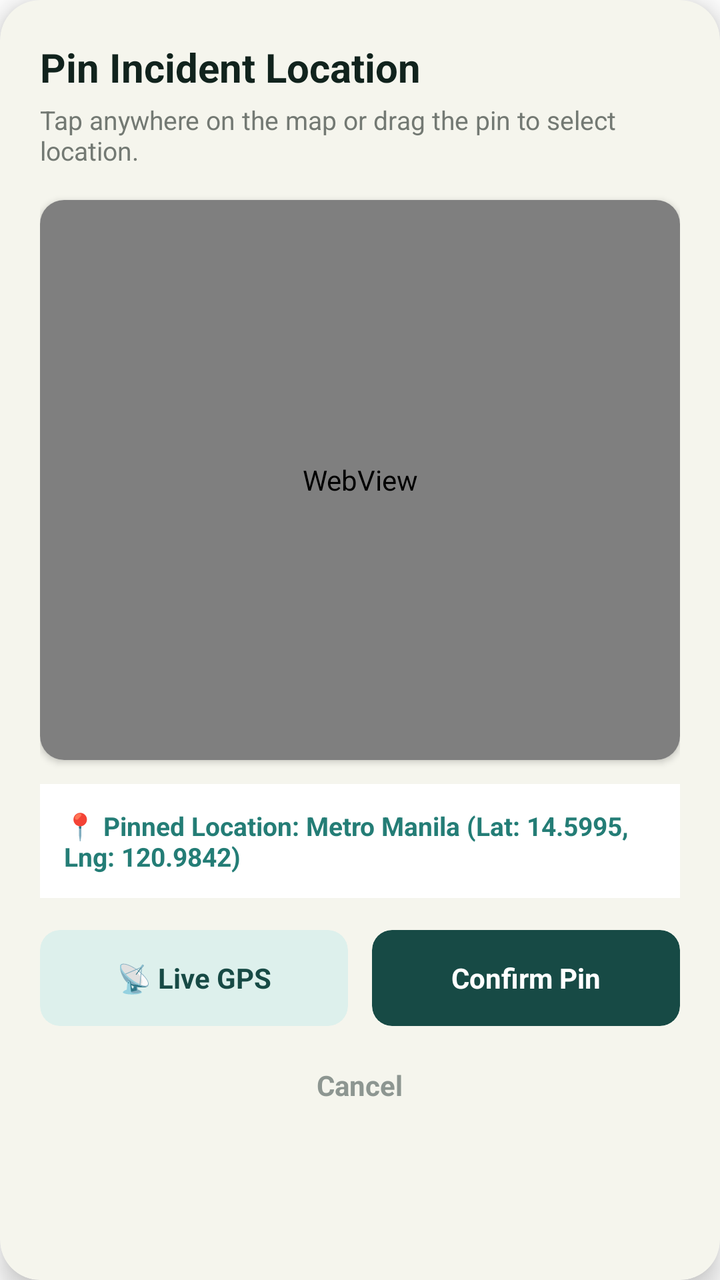
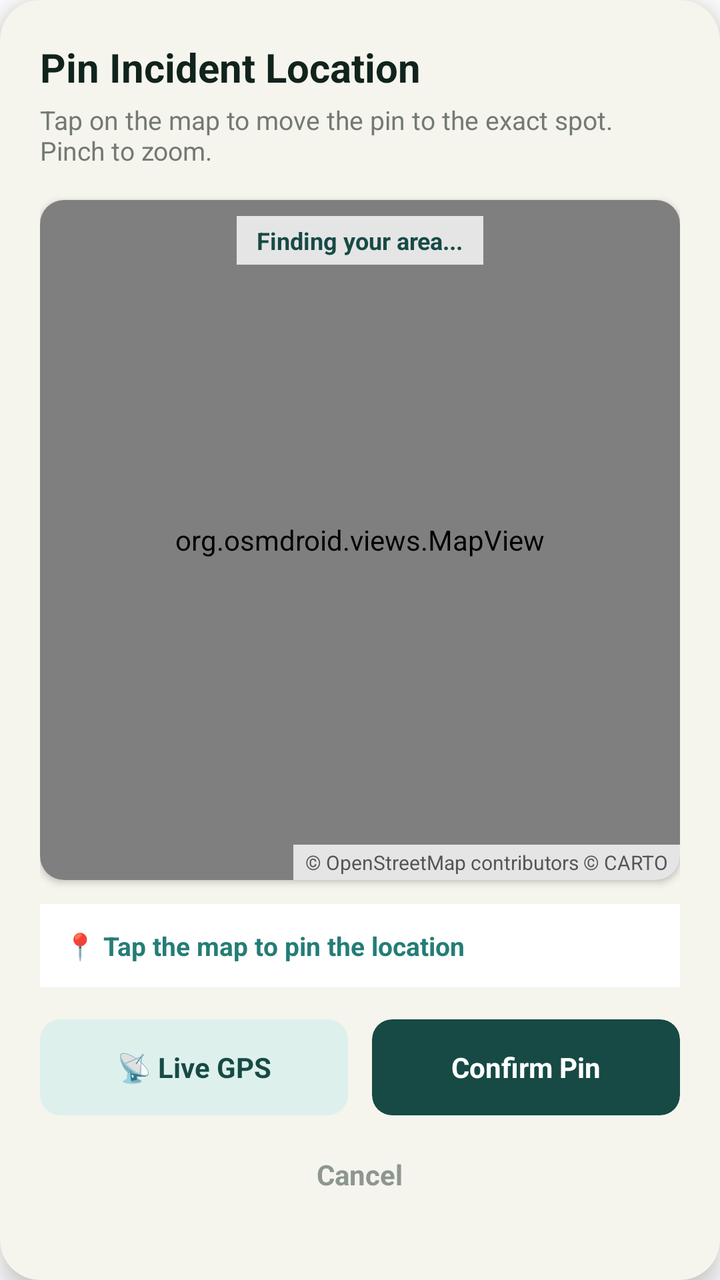

An Android layout rendered at two revisions. The XML below is the earlier revision; the diff shows what the commit changed to produce the second picture.
<!-- AndroidManifest.xml: application theme Theme.Barangay_superAPP -->
<!-- res/layout/dialog_map_picker.xml -->
<?xml version="1.0" encoding="utf-8"?>
<androidx.cardview.widget.CardView xmlns:android="http://schemas.android.com/apk/res/android"
    xmlns:app="http://schemas.android.com/apk/res-auto"
    android:layout_width="match_parent"
    android:layout_height="wrap_content"
    android:layout_margin="16dp"
    app:cardBackgroundColor="#F5F5ED"
    app:cardCornerRadius="20dp"
    app:cardElevation="8dp">

    <LinearLayout
        android:layout_width="match_parent"
        android:layout_height="wrap_content"
        android:orientation="vertical"
        android:padding="20dp">

        <TextView
            android:layout_width="match_parent"
            android:layout_height="wrap_content"
            android:text="Pin Incident Location"
            android:textColor="#11231D"
            android:textSize="20sp"
            android:textStyle="bold" />

        <TextView
            android:layout_width="match_parent"
            android:layout_height="wrap_content"
            android:layout_marginTop="4dp"
            android:text="Tap anywhere on the map or drag the pin to select location."
            android:textColor="#737973"
            android:textSize="13sp" />

        
        <androidx.cardview.widget.CardView
            android:layout_width="match_parent"
            android:layout_height="280dp"
            android:layout_marginTop="16dp"
            app:cardCornerRadius="12dp"
            app:cardElevation="2dp">

            <WebView
                android:id="@+id/wvMapPicker"
                android:layout_width="match_parent"
                android:layout_height="match_parent" />
        </androidx.cardview.widget.CardView>

        
        <TextView
            android:id="@+id/tvMapAddressDisplay"
            android:layout_width="match_parent"
            android:layout_height="wrap_content"
            android:layout_marginTop="12dp"
            android:background="#FFFFFF"
            android:padding="12dp"
            android:text="📍 Pinned Location: Metro Manila (Lat: 14.5995, Lng: 120.9842)"
            android:textColor="#247D76"
            android:textSize="13sp"
            android:textStyle="bold" />

        
        <LinearLayout
            android:layout_width="match_parent"
            android:layout_height="wrap_content"
            android:layout_marginTop="16dp"
            android:orientation="horizontal">

            <androidx.cardview.widget.CardView
                android:id="@+id/btnGpsLiveLocation"
                android:layout_width="0dp"
                android:layout_height="48dp"
                android:layout_weight="1"
                android:layout_marginEnd="6dp"
                android:clickable="true"
                android:focusable="true"
                android:foreground="?android:attr/selectableItemBackground"
                app:cardBackgroundColor="#DDF0EC"
                app:cardCornerRadius="10dp"
                app:cardElevation="0dp">

                <TextView
                    android:layout_width="wrap_content"
                    android:layout_height="wrap_content"
                    android:layout_gravity="center"
                    android:text="📡 Live GPS"
                    android:textColor="#174A45"
                    android:textSize="14sp"
                    android:textStyle="bold" />
            </androidx.cardview.widget.CardView>

            <androidx.cardview.widget.CardView
                android:id="@+id/btnConfirmMapLocation"
                android:layout_width="0dp"
                android:layout_height="48dp"
                android:layout_weight="1"
                android:layout_marginStart="6dp"
                android:clickable="true"
                android:focusable="true"
                android:foreground="?android:attr/selectableItemBackground"
                app:cardBackgroundColor="#174A45"
                app:cardCornerRadius="10dp"
                app:cardElevation="0dp">

                <TextView
                    android:layout_width="wrap_content"
                    android:layout_height="wrap_content"
                    android:layout_gravity="center"
                    android:text="Confirm Pin"
                    android:textColor="#FFFFFF"
                    android:textSize="14sp"
                    android:textStyle="bold" />
            </androidx.cardview.widget.CardView>
        </LinearLayout>

        <TextView
            android:id="@+id/btnCancelMapLocation"
            android:layout_width="wrap_content"
            android:layout_height="wrap_content"
            android:layout_gravity="center"
            android:layout_marginTop="12dp"
            android:clickable="true"
            android:focusable="true"
            android:padding="8dp"
            android:text="Cancel"
            android:textColor="#8D9691"
            android:textSize="14sp"
            android:textStyle="bold" />

    </LinearLayout>
</androidx.cardview.widget.CardView>
<!-- resources referenced by this layout -->
<resources>
  <style name="Theme.Barangay_superAPP" parent="Theme.MaterialComponents.DayNight.NoActionBar">
          
          <item name="colorPrimary">@color/purple_500</item>
          <item name="colorPrimaryVariant">@color/purple_700</item>
          <item name="colorOnPrimary">@color/white</item>
          
          <item name="colorSecondary">@color/teal_200</item>
          <item name="colorSecondaryVariant">@color/teal_700</item>
          <item name="colorOnSecondary">@color/black</item>
          
          <item name="android:statusBarColor">#F5F5ED</item>
          <item name="android:windowLightStatusBar">true</item>
      </style>
  <color name="purple_500">#FF6200EE</color>
  <color name="purple_700">#FF3700B3</color>
  <color name="white">#FFFFFFFF</color>
  <color name="teal_200">#FF03DAC5</color>
  <color name="teal_700">#FF018786</color>
  <color name="black">#FF000000</color>
</resources>

<!-- the commit's change to res/layout/dialog_map_picker.xml (unified diff, before → after) -->
@@ -1,4 +1,5 @@
 <?xml version="1.0" encoding="utf-8"?>
+
 <androidx.cardview.widget.CardView xmlns:android="http://schemas.android.com/apk/res/android"
     xmlns:app="http://schemas.android.com/apk/res-auto"
     android:layout_width="match_parent"
@@ -26,22 +27,47 @@
             android:layout_width="match_parent"
             android:layout_height="wrap_content"
             android:layout_marginTop="4dp"
-            android:text="Tap anywhere on the map or drag the pin to select location."
+            android:text="Tap on the map to move the pin to the exact spot. Pinch to zoom."
             android:textColor="#737973"
             android:textSize="13sp" />
 
         
         <androidx.cardview.widget.CardView
             android:layout_width="match_parent"
-            android:layout_height="280dp"
+            android:layout_height="340dp"
             android:layout_marginTop="16dp"
             app:cardCornerRadius="12dp"
             app:cardElevation="2dp">
 
-            <WebView
-                android:id="@+id/wvMapPicker"
+            <org.osmdroid.views.MapView
+                android:id="@+id/mapPicker"
                 android:layout_width="match_parent"
                 android:layout_height="match_parent" />
+
+            <TextView
+                android:id="@+id/tvMapLoading"
+                android:layout_width="wrap_content"
+                android:layout_height="wrap_content"
+                android:layout_gravity="top|center_horizontal"
+                android:layout_marginTop="8dp"
+                android:background="#CCFFFFFF"
+                android:paddingHorizontal="10dp"
+                android:paddingVertical="4dp"
+                android:text="Finding your area..."
+                android:textColor="#174A45"
+                android:textSize="12sp"
+                android:textStyle="bold" />
+
+            <TextView
+                android:layout_width="wrap_content"
+                android:layout_height="wrap_content"
+                android:layout_gravity="bottom|end"
+                android:background="#CCFFFFFF"
+                android:paddingHorizontal="6dp"
+                android:paddingVertical="2dp"
+                android:text="\u00A9 OpenStreetMap contributors \u00A9 CARTO"
+                android:textColor="#555555"
+                android:textSize="10sp" />
         </androidx.cardview.widget.CardView>
 
         
@@ -52,7 +78,7 @@
             android:layout_marginTop="12dp"
             android:background="#FFFFFF"
             android:padding="12dp"
-            android:text="📍 Pinned Location: Metro Manila (Lat: 14.5995, Lng: 120.9842)"
+            android:text="📍 Tap the map to pin the location"
             android:textColor="#247D76"
             android:textSize="13sp"
             android:textStyle="bold" />
<!-- resource entries referenced after the edit -->
@@ -1,6 +1,6 @@
 <!-- resources referenced by this layout -->
 <resources>
-  <style name="Theme.Barangay_superAPP" parent="Theme.MaterialComponents.DayNight.NoActionBar">
+  <style name="Theme.Barangay_superAPP" parent="Theme.MaterialComponents.Light.NoActionBar">
           
           <item name="colorPrimary">@color/purple_500</item>
           <item name="colorPrimaryVariant">@color/purple_700</item>
@@ -12,6 +12,7 @@
           
           <item name="android:statusBarColor">#F5F5ED</item>
           <item name="android:windowLightStatusBar">true</item>
+          <item name="android:forceDarkAllowed" tools:targetApi="q">false</item>
       </style>
   <color name="purple_500">#FF6200EE</color>
   <color name="purple_700">#FF3700B3</color>
